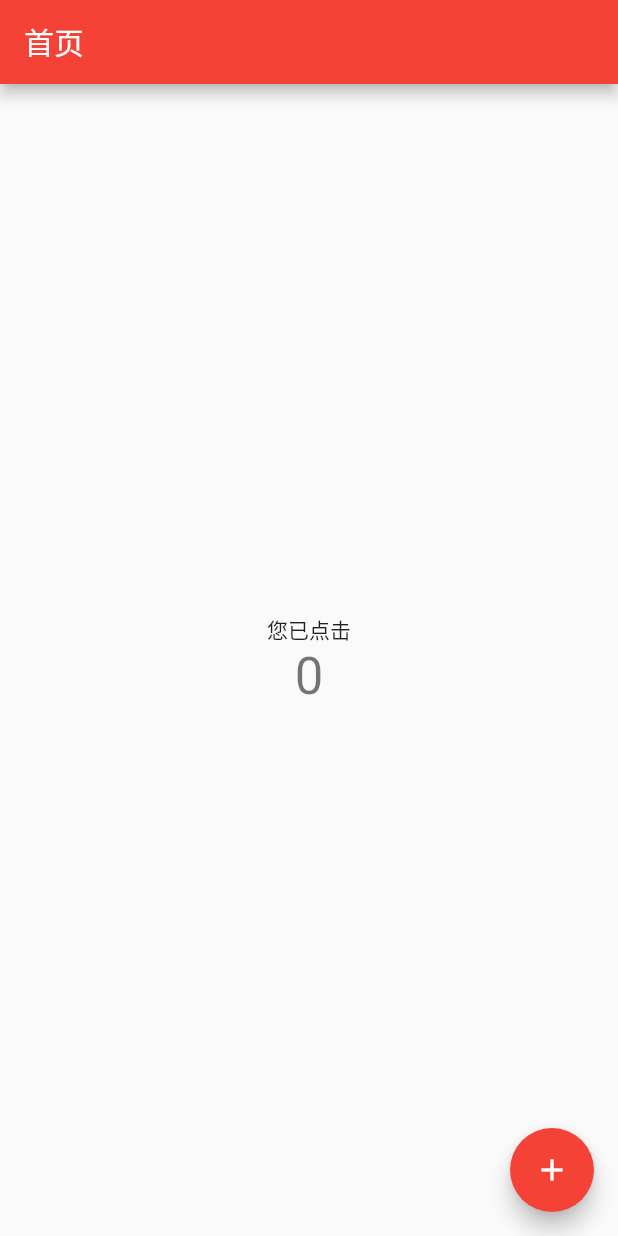
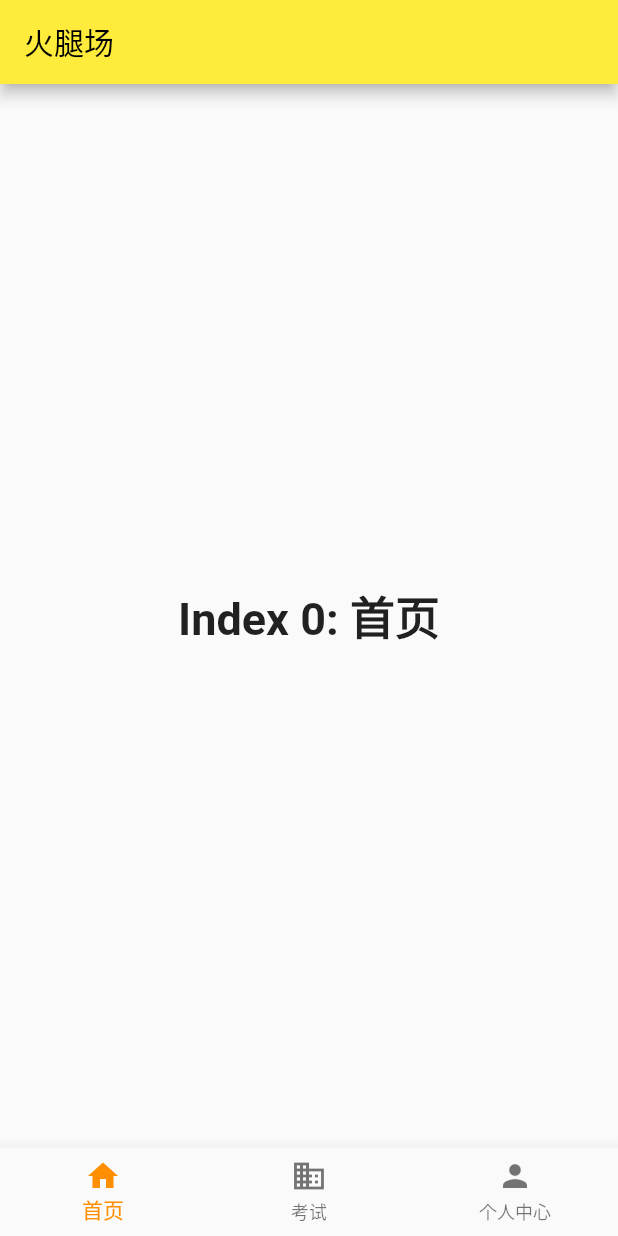
Before and after one commit to 1194117884/ham-tools, a Flutter app: the screen it shows after launch, on a phone screen of 412 x 824 dp. Run offline on Flutter 3.47's test engine with Material 2 defaults, Android fonts, the phone set to English and light mode, and no system bars.

Commit message:
:sparkles: 增加底部navigation bar

```diff
--- a/lib/main.dart
+++ b/lib/main.dart
@@ -7,13 +7,12 @@ void main() {
 class MyApp extends StatelessWidget {
   const MyApp({super.key});
 
-  // This widget is the root of your application.
   @override
   Widget build(BuildContext context) {
     return MaterialApp(
       title: 'ham_tools',
       theme: ThemeData(
-        primarySwatch: Colors.red,
+        primarySwatch: Colors.yellow,
       ),
       home: const MyHomePage(title: '首页'),
     );
@@ -23,15 +22,6 @@ class MyApp extends StatelessWidget {
 class MyHomePage extends StatefulWidget {
   const MyHomePage({super.key, required this.title});
 
-  // This widget is the home page of your application. It is stateful, meaning
-  // that it has a State object (defined below) that contains fields that affect
-  // how it looks.
-
-  // This class is the configuration for the state. It holds the values (in this
-  // case the title) provided by the parent (in this case the App widget) and
-  // used by the build method of the State. Fields in a Widget subclass are
-  // always marked "final".
-
   final String title;
 
   @override
@@ -39,68 +29,60 @@ class MyHomePage extends StatefulWidget {
 }
 
 class _MyHomePageState extends State<MyHomePage> {
-  int _counter = 0;
+  int _selectedIndex = 0;
 
-  void _incrementCounter() {
+  static const TextStyle optionStyle =
+      TextStyle(fontSize: 30, fontWeight: FontWeight.bold);
+
+  static const List<Widget> _widgetOptions = <Widget>[
+    Text(
+      'Index 0: 首页',
+      style: optionStyle,
+    ),
+    Text(
+      'Index 1: 考试',
+      style: optionStyle,
+    ),
+    Text(
+      'Index 2: 个人中心',
+      style: optionStyle,
+    ),
+  ];
+
+  void _onItemTapped(int index) {
     setState(() {
-      // This call to setState tells the Flutter framework that something has
-      // changed in this State, which causes it to rerun the build method below
-      // so that the display can reflect the updated values. If we changed
-      // _counter without calling setState(), then the build method would not be
-      // called again, and so nothing would appear to happen.
-      _counter++;
+      _selectedIndex = index;
     });
   }
 
   @override
   Widget build(BuildContext context) {
-    // This method is rerun every time setState is called, for instance as done
-    // by the _incrementCounter method above.
-    //
-    // The Flutter framework has been optimized to make rerunning build methods
-    // fast, so that you can just rebuild anything that needs updating rather
-    // than having to individually change instances of widgets.
     return Scaffold(
       appBar: AppBar(
-        // Here we take the value from the MyHomePage object that was created by
-        // the App.build method, and use it to set our appbar title.
-        title: Text(widget.title),
+        title: const Text('火腿场'),
       ),
       body: Center(
-        // Center is a layout widget. It takes a single child and positions it
-        // in the middle of the parent.
-        child: Column(
-          // Column is also a layout widget. It takes a list of children and
-          // arranges them vertically. By default, it sizes itself to fit its
-          // children horizontally, and tries to be as tall as its parent.
-          //
-          // Invoke "debug painting" (press "p" in the console, choose the
-          // "Toggle Debug Paint" action from the Flutter Inspector in Android
-          // Studio, or the "Toggle Debug Paint" command in Visual Studio Code)
-          // to see the wireframe for each widget.
-          //
-          // Column has various properties to control how it sizes itself and
-          // how it positions its children. Here we use mainAxisAlignment to
-          // center the children vertically; the main axis here is the vertical
-          // axis because Columns are vertical (the cross axis would be
-          // horizontal).
-          mainAxisAlignment: MainAxisAlignment.center,
-          children: <Widget>[
-            const Text(
-              '您已点击',
-            ),
-            Text(
-              '$_counter',
-              style: Theme.of(context).textTheme.headlineMedium,
-            ),
-          ],
-        ),
+        child: _widgetOptions.elementAt(_selectedIndex),
       ),
-      floatingActionButton: FloatingActionButton(
-        onPressed: _incrementCounter,
-        tooltip: '点击+1',
-        child: const Icon(Icons.add),
-      ), // This trailing comma makes auto-formatting nicer for build methods.
+      bottomNavigationBar: BottomNavigationBar(
+        items: const <BottomNavigationBarItem>[
+          BottomNavigationBarItem(
+            icon: Icon(Icons.home),
+            label: '首页',
+          ),
+          BottomNavigationBarItem(
+            icon: Icon(Icons.business),
+            label: '考试',
+          ),
+          BottomNavigationBarItem(
+            icon: Icon(Icons.person),
+            label: '个人中心',
+          ),
+        ],
+        currentIndex: _selectedIndex,
+        selectedItemColor: Colors.amber[800],
+        onTap: _onItemTapped,
+      ),
     );
   }
 }
```
